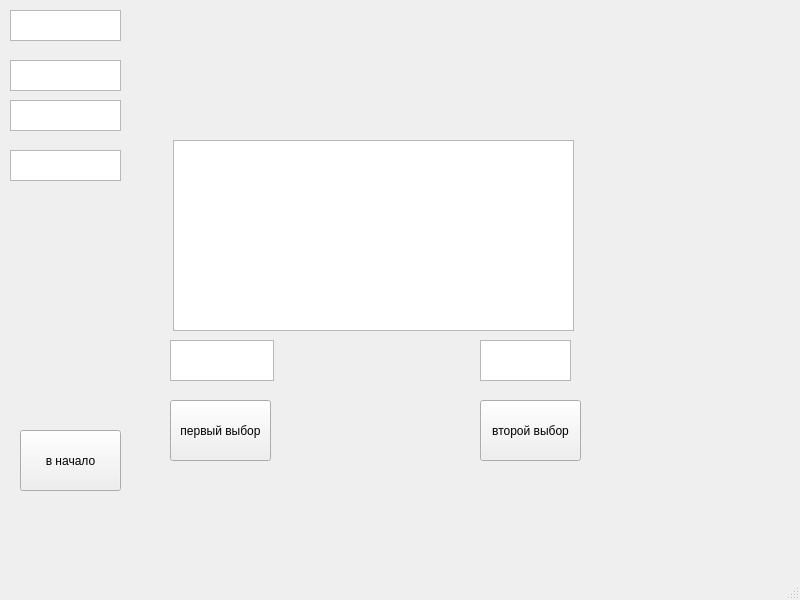
Old version of the form ui files/in_game_windowlvl1.ui in the repository MaxPuzotron/pygame_project.
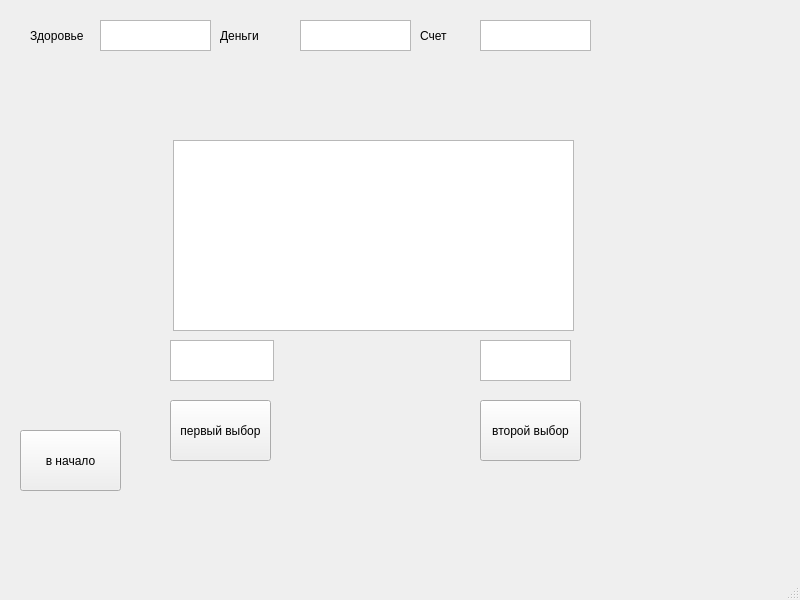
New version of the form.

Diff of the .ui file:
```diff
--- a/ui files/in_game_windowlvl1.ui
+++ b/ui files/in_game_windowlvl1.ui
@@ -17,8 +17,8 @@
    <widget class="QTextEdit" name="health_bar">
     <property name="geometry">
      <rect>
-      <x>10</x>
-      <y>60</y>
+      <x>300</x>
+      <y>20</y>
       <width>111</width>
       <height>31</height>
      </rect>
@@ -27,18 +27,8 @@
    <widget class="QTextEdit" name="money_bar">
     <property name="geometry">
      <rect>
-      <x>10</x>
-      <y>10</y>
-      <width>111</width>
-      <height>31</height>
-     </rect>
-    </property>
-   </widget>
-   <widget class="QTextEdit" name="textEdit_5">
-    <property name="geometry">
-     <rect>
-      <x>10</x>
-      <y>150</y>
+      <x>100</x>
+      <y>20</y>
       <width>111</width>
       <height>31</height>
      </rect>
@@ -47,8 +37,8 @@
    <widget class="QTextEdit" name="textEdit_6">
     <property name="geometry">
      <rect>
-      <x>10</x>
-      <y>100</y>
+      <x>480</x>
+      <y>20</y>
       <width>111</width>
       <height>31</height>
      </rect>
@@ -123,6 +113,45 @@
      </rect>
     </property>
    </widget>
+   <widget class="QLabel" name="label">
+    <property name="geometry">
+     <rect>
+      <x>30</x>
+      <y>20</y>
+      <width>71</width>
+      <height>31</height>
+     </rect>
+    </property>
+    <property name="text">
+     <string>Здоровье</string>
+    </property>
+   </widget>
+   <widget class="QLabel" name="label_2">
+    <property name="geometry">
+     <rect>
+      <x>220</x>
+      <y>20</y>
+      <width>71</width>
+      <height>31</height>
+     </rect>
+    </property>
+    <property name="text">
+     <string>Деньги</string>
+    </property>
+   </widget>
+   <widget class="QLabel" name="label_3">
+    <property name="geometry">
+     <rect>
+      <x>420</x>
+      <y>20</y>
+      <width>71</width>
+      <height>31</height>
+     </rect>
+    </property>
+    <property name="text">
+     <string>Счет</string>
+    </property>
+   </widget>
   </widget>
   <widget class="QMenuBar" name="menubar">
    <property name="geometry">
```
